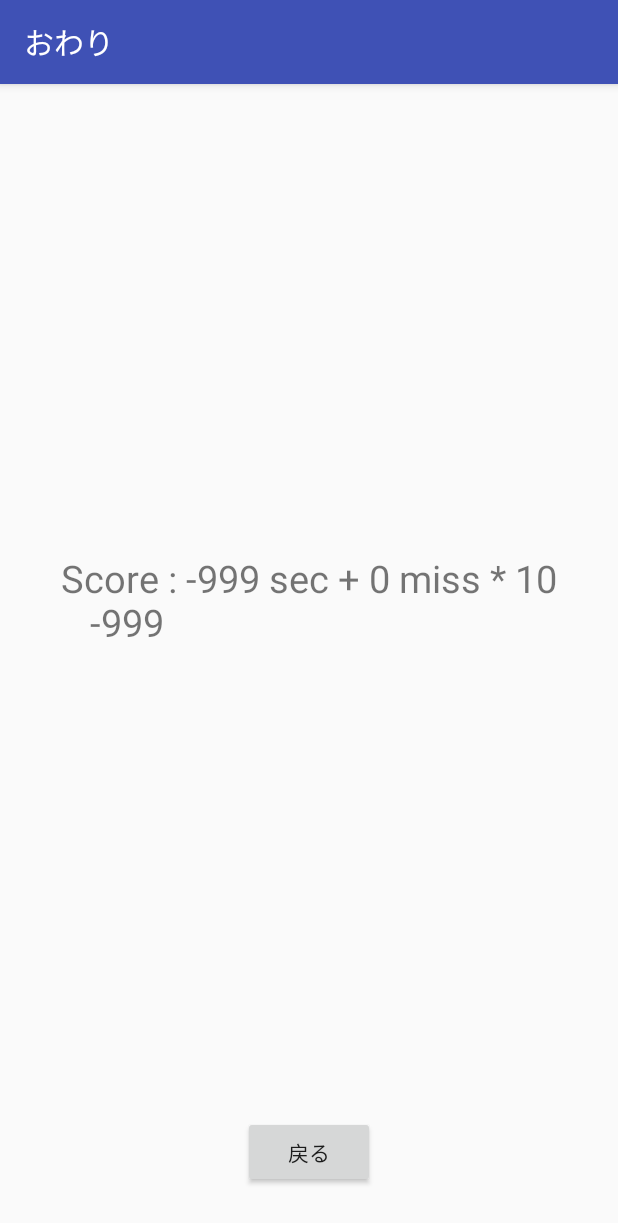
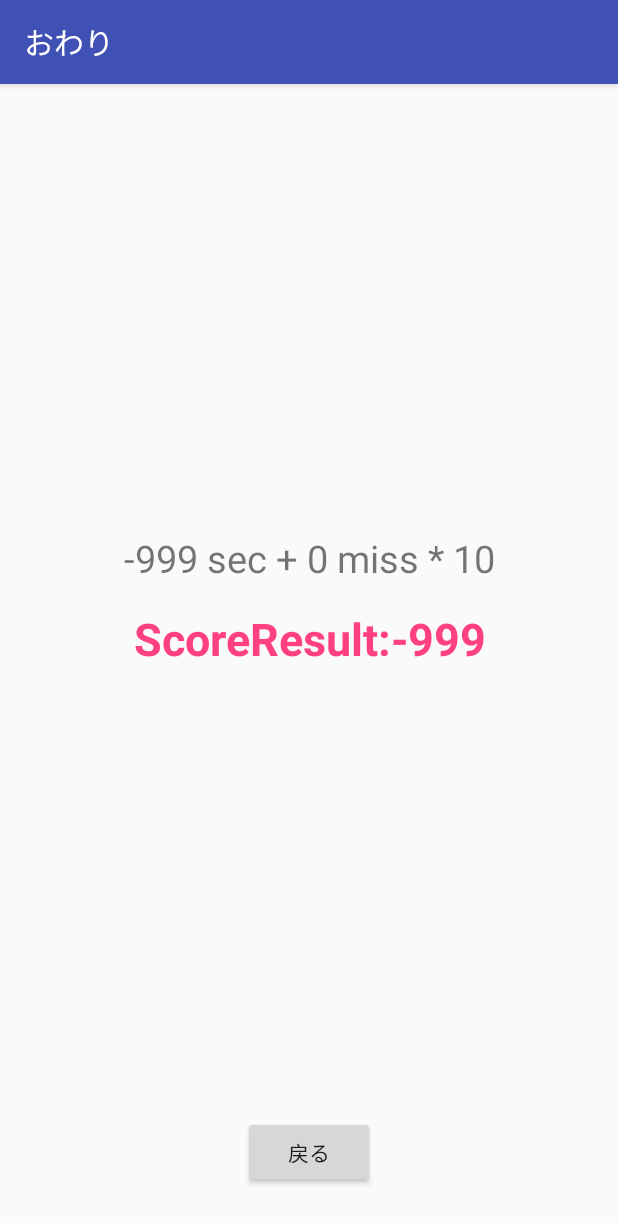
Before and after one commit to Bluewind12/KenKenPaApp, an Android app: the EndActivity screen opened directly, with no data from a screen before it, on a phone screen of 412 x 824 dp. Shown: the top 1223 px of the screen. Run offline under Robolectric (Android 15) with nearby library versions, the phone set to English and light mode, and no system bars.

Commit message:
# 表示の修正、ハイスコアの取得位置の訂正

```diff
--- a/app/src/main/java/com/example/momonyan/kenkenpaapp/EndActivity.kt
+++ b/app/src/main/java/com/example/momonyan/kenkenpaapp/EndActivity.kt
@@ -10,6 +10,7 @@ import android.widget.TextView
 
 class EndActivity : AppCompatActivity() {
     private lateinit var scoreText: TextView
+    private lateinit var resultView: TextView
     private lateinit var backButton: Button
     private var score: Long = 0
     private var penalty: Int = 0
@@ -21,7 +22,8 @@ class EndActivity : AppCompatActivity() {
         setContentView(R.layout.end_point)
         init()
         setScore()
-        scoreText.text = getString(R.string.score, score, penalty, scorePenaltyAdd)
+        scoreText.text = getString(R.string.score, score, penalty)
+        resultView.text = getString(R.string.scoreResult, scorePenaltyAdd)
         backButton.setOnClickListener {
             val endIntent = Intent(this, MainActivity::class.java)
             startActivity(endIntent)
@@ -31,6 +33,7 @@ class EndActivity : AppCompatActivity() {
 
     private fun init() {
         scoreText = findViewById(R.id.scoreText)
+        resultView = findViewById(R.id.resultView)
         backButton = findViewById(R.id.homeBackButton)
         penalty = intent.getIntExtra("penalty", 0)
         score = (intent.getLongExtra("endTime", 0) - intent.getLongExtra("time", 999999)) / 1000
@@ -41,7 +44,7 @@ class EndActivity : AppCompatActivity() {
 
     private fun setScore() {
         if (score < data.getLong("score", Long.MAX_VALUE)) {
-            editor.putLong("score", score)
+            editor.putLong("score", scorePenaltyAdd)
             editor.apply()
         }
     }
--- a/app/src/main/res/layout/end_point.xml
+++ b/app/src/main/res/layout/end_point.xml
@@ -13,11 +13,13 @@
         android:layout_marginBottom="8dp"
         android:layout_marginTop="8dp"
         android:text="TextView"
+        android:textAlignment="center"
         android:textSize="25sp"
         app:layout_constraintBottom_toTopOf="@+id/homeBackButton"
         app:layout_constraintEnd_toEndOf="parent"
         app:layout_constraintStart_toStartOf="parent"
-        app:layout_constraintTop_toTopOf="parent" />
+        app:layout_constraintTop_toTopOf="parent"
+        app:layout_constraintVertical_bias="0.456" />
 
     <Button
         android:id="@+id/homeBackButton"
@@ -28,4 +30,18 @@
         app:layout_constraintBottom_toBottomOf="parent"
         app:layout_constraintEnd_toEndOf="parent"
         app:layout_constraintStart_toStartOf="parent" />
+
+    <TextView
+        android:id="@+id/resultView"
+        android:layout_width="wrap_content"
+        android:layout_height="wrap_content"
+        android:layout_marginTop="16dp"
+        android:text="TextView"
+        android:textAlignment="center"
+        android:textColor="?attr/colorAccent"
+        android:textSize="30sp"
+        android:textStyle="bold"
+        app:layout_constraintEnd_toEndOf="parent"
+        app:layout_constraintStart_toStartOf="parent"
+        app:layout_constraintTop_toBottomOf="@+id/scoreText" />
 </android.support.constraint.ConstraintLayout>
--- a/app/src/main/res/values/strings.xml
+++ b/app/src/main/res/values/strings.xml
@@ -6,7 +6,8 @@
     <string name="choice2">▲</string>
     <string name="choice3">×</string>
     <string name="rest">残り%d</string>
-    <string name="score">Score : %d sec + %d miss * 10\n \t %d</string>
+    <string name="score">%d sec + %d miss * 10</string>
+    <string name="scoreResult">ScoreResult:%d</string>
     <string name="highScore">HighScore : %d sec</string>
 
 </resources>
```
